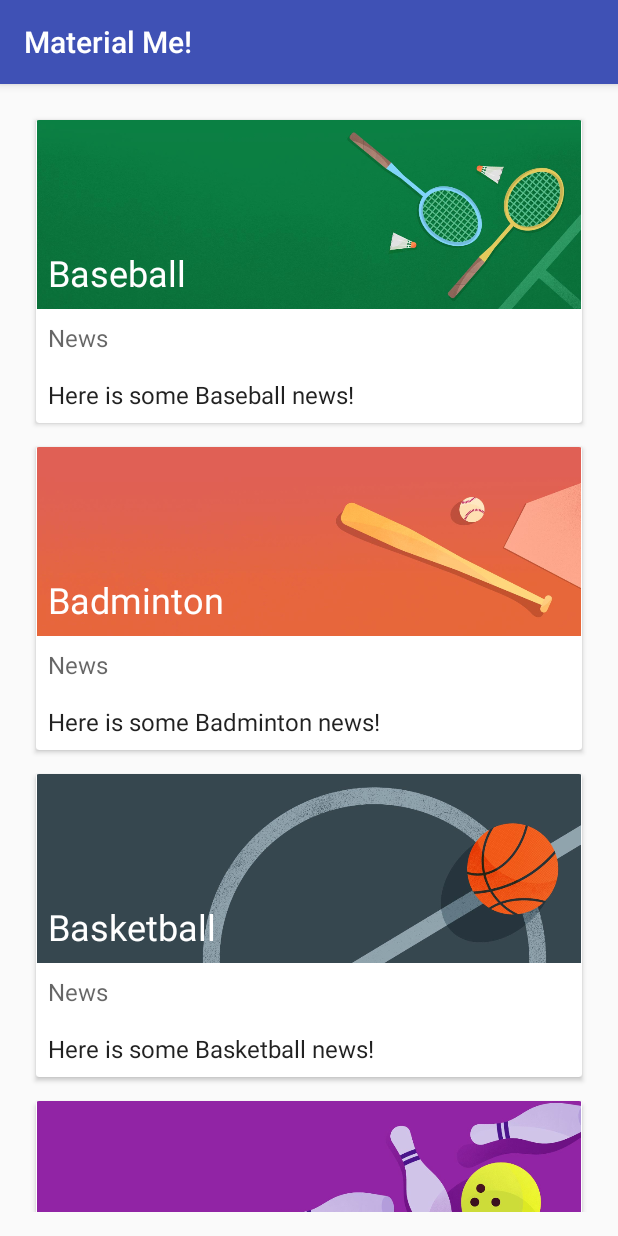
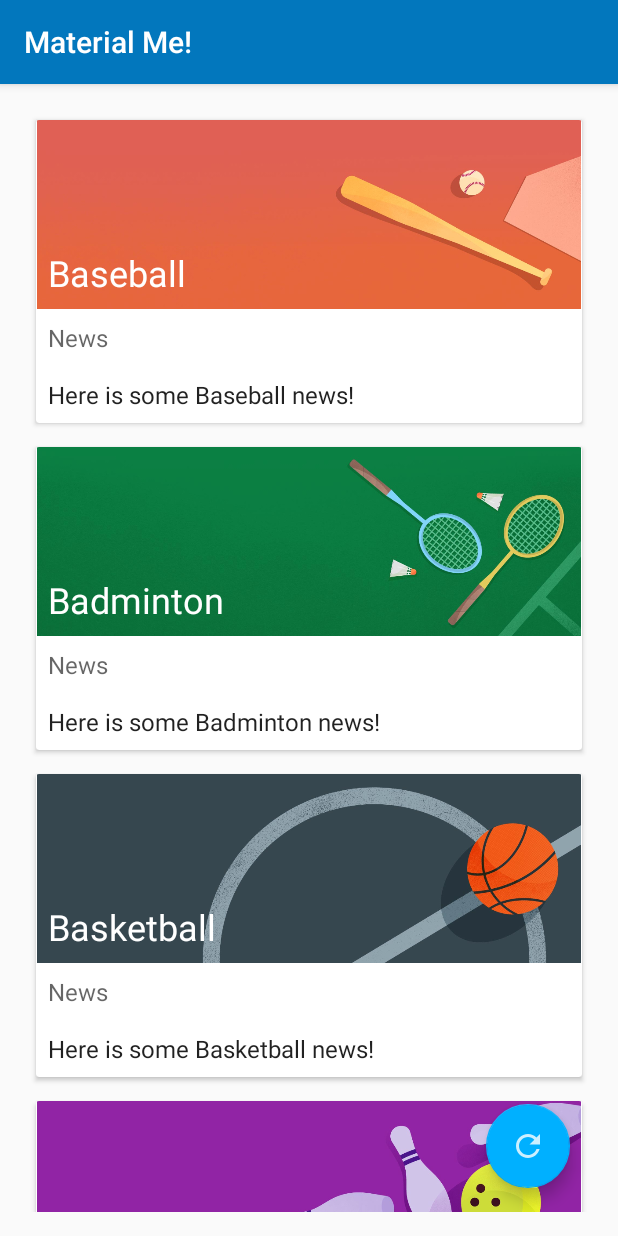
Before and after one commit to HatemHashem/Android-Developer-Fundamentals-Version-2, an Android app: the screen it shows after launch (MainActivity), on a phone screen of 412 x 824 dp. Run offline under Robolectric (Android 15) with nearby library versions, the phone set to English and light mode, and no system bars; pictures from the network do not load.

Commit message:
make the cards clickable, add FAB,fix image rendering

```diff
--- a/MaterialMe-Starter/app/build.gradle
+++ b/MaterialMe-Starter/app/build.gradle
@@ -20,9 +20,11 @@ android {
 
 dependencies {
     implementation fileTree(dir: 'libs', include: ['*.jar'])
+    implementation 'com.android.support.constraint:constraint-layout:1.1.3'
     testImplementation 'junit:junit:4.12'
     implementation 'com.android.support:appcompat-v7:27.1.1'
     implementation 'com.android.support:recyclerview-v7:27.1.1'
     implementation 'com.android.support:cardview-v7:27.1.1'
     implementation 'com.github.bumptech.glide:glide:3.7.0'
+    implementation 'com.android.support:design:27.1.1'
 }
--- a/MaterialMe-Starter/app/src/main/java/com/example/android/materialme/SportsAdapter.java
+++ b/MaterialMe-Starter/app/src/main/java/com/example/android/materialme/SportsAdapter.java
@@ -17,6 +17,7 @@
 package com.example.android.materialme;
 
 import android.content.Context;
+import android.content.Intent;
 import android.support.v7.widget.RecyclerView;
 import android.view.LayoutInflater;
 import android.view.View;
@@ -36,7 +37,7 @@ class SportsAdapter extends RecyclerView.Adapter<SportsAdapter.ViewHolder>  {
     // Member variables.
     private ArrayList<Sport> mSportsData;
     private Context mContext;
-    private ImageView mSportsImage;
+
 
     /**
      * Constructor that passes in the sports data and the context.
@@ -80,7 +81,6 @@ class SportsAdapter extends RecyclerView.Adapter<SportsAdapter.ViewHolder>  {
 
         // Populate the textviews with data.
         holder.bindTo(currentSport);
-        Glide.with(mContext).load(currentSport.getImageResource()).into(mSportsImage);
     }
 
     /**
@@ -97,11 +97,13 @@ class SportsAdapter extends RecyclerView.Adapter<SportsAdapter.ViewHolder>  {
     /**
      * ViewHolder class that represents each row of data in the RecyclerView.
      */
-    class ViewHolder extends RecyclerView.ViewHolder {
+    class ViewHolder extends RecyclerView.ViewHolder implements View.OnClickListener {
 
         // Member Variables for the TextViews
         private TextView mTitleText;
         private TextView mInfoText;
+        private ImageView mSportsImage;
+
 
         /**
          * Constructor for the ViewHolder, used in onCreateViewHolder().
@@ -112,15 +114,27 @@ class SportsAdapter extends RecyclerView.Adapter<SportsAdapter.ViewHolder>  {
             super(itemView);
 
             // Initialize the views.
-            mTitleText = itemView.findViewById(R.id.title);
-            mInfoText = itemView.findViewById(R.id.subTitle);
-            mSportsImage=itemView.findViewById(R.id.sports_image);
+            mTitleText = itemView.findViewById(R.id.title_details);
+            mInfoText = itemView.findViewById(R.id.subTitle_details);
+            mSportsImage=itemView.findViewById(R.id.sports_image_details);
+            itemView.setOnClickListener(this);
         }
 
         void bindTo(Sport currentSport){
             // Populate the textviews with data.
             mTitleText.setText(currentSport.getTitle());
             mInfoText.setText(currentSport.getInfo());
+            Glide.with(mContext).load(currentSport.getImageResource()).into(mSportsImage);
+
+        }
+
+        @Override
+        public void onClick(View v) {
+            Sport currentSport=mSportsData.get(getAdapterPosition());
+            Intent i=new Intent(mContext,DetailActivity.class);
+            i.putExtra("title_text",currentSport.getTitle());
+            i.putExtra("image_resource",currentSport.getImageResource());
+            mContext.startActivity(i);
 
         }
     }
--- /dev/null
+++ b/MaterialMe-Starter/app/src/main/res/drawable-anydpi/ic_reset.xml
@@ -0,0 +1,11 @@
+<vector xmlns:android="http://schemas.android.com/apk/res/android"
+    android:width="24dp"
+    android:height="24dp"
+    android:viewportWidth="24"
+    android:viewportHeight="24"
+    android:tint="#FFFFFF"
+    android:alpha="0.8">
+    <path
+        android:fillColor="#FF000000"
+        android:pathData="M17.65,6.35C16.2,4.9 14.21,4 12,4c-4.42,0 -7.99,3.58 -7.99,8s3.57,8 7.99,8c3.73,0 6.84,-2.55 7.73,-6h-2.08c-0.82,2.33 -3.04,4 -5.65,4 -3.31,0 -6,-2.69 -6,-6s2.69,-6 6,-6c1.66,0 3.14,0.69 4.22,1.78L13,11h7V4l-2.35,2.35z"/>
+</vector>
--- a/MaterialMe-Starter/app/src/main/res/layout/activity_main.xml
+++ b/MaterialMe-Starter/app/src/main/res/layout/activity_main.xml
@@ -15,6 +15,7 @@
   limitations under the License.
   -->
 <RelativeLayout xmlns:android="http://schemas.android.com/apk/res/android"
+    xmlns:app="http://schemas.android.com/apk/res-auto"
     xmlns:tools="http://schemas.android.com/tools"
     android:layout_width="match_parent"
     android:layout_height="match_parent"
@@ -30,4 +31,16 @@
         android:layout_width="match_parent"
         android:layout_height="match_parent" />
 
+    <android.support.design.widget.FloatingActionButton
+        android:id="@+id/floatingActionButton"
+        android:layout_width="wrap_content"
+        android:layout_height="wrap_content"
+        android:layout_alignParentEnd="true"
+        android:layout_alignParentBottom="true"
+        android:layout_margin="16dp"
+        android:clickable="true"
+       android:src="@drawable/ic_reset"
+        android:onClick="resetAll"
+        android:layout_alignParentRight="true" />
+
 </RelativeLayout>
--- a/MaterialMe-Starter/app/src/main/res/layout/list_item.xml
+++ b/MaterialMe-Starter/app/src/main/res/layout/list_item.xml
@@ -25,38 +25,37 @@
         <ImageView
             android:layout_width="wrap_content"
             android:layout_height="wrap_content"
-            android:id="@+id/sports_image"
-            android:src="@drawable/img_tennis"
+            android:id="@+id/sports_image_details"
             android:adjustViewBounds="true">
         </ImageView>
 
         <TextView
-            android:id="@+id/title"
+            android:id="@+id/title_details"
             style="@style/TextAppearance.AppCompat.Headline"
             android:layout_width="wrap_content"
             android:layout_height="wrap_content"
             android:padding="8dp"
-            android:layout_alignBottom="@id/sports_image"
+            android:layout_alignBottom="@id/sports_image_details"
             android:theme="@style/ThemeOverlay.AppCompat.Dark"
             android:text="@string/title_placeholder" />
 
         <TextView
-            android:id="@+id/newsTitle"
+            android:id="@+id/newsTitle_details"
             style="@style/TextAppearance.AppCompat.Subhead"
             android:layout_width="wrap_content"
             android:layout_height="wrap_content"
             android:padding="8dp"
-            android:layout_below="@id/title"
+            android:layout_below="@id/title_details"
             android:textColor="?android:textColorSecondary"
             android:text="@string/news_placeholder" />
 
         <TextView
-            android:id="@+id/subTitle"
+            android:id="@+id/subTitle_details"
             style="@style/TextAppearance.AppCompat.Subhead"
             android:layout_width="wrap_content"
             android:layout_height="wrap_content"
             android:padding="8dp"
-            android:layout_below="@id/newsTitle"
+            android:layout_below="@id/newsTitle_details"
             android:text="@string/sports_info_placeholder" />
 
 
--- a/MaterialMe-Starter/app/src/main/res/values/colors.xml
+++ b/MaterialMe-Starter/app/src/main/res/values/colors.xml
@@ -15,7 +15,7 @@
   limitations under the License.
   -->
 <resources>
-    <color name="colorPrimary">#3F51B5</color>
-    <color name="colorPrimaryDark">#303F9F</color>
-    <color name="colorAccent">#FF4081</color>
+    <color name="colorPrimary">#0277BD</color>
+    <color name="colorPrimaryDark">#01579B</color>
+    <color name="colorAccent">#00B0FF</color>
 </resources>
--- a/MaterialMe-Starter/app/src/main/res/values/strings.xml
+++ b/MaterialMe-Starter/app/src/main/res/values/strings.xml
@@ -14,11 +14,39 @@
   limitations under the License.
   -->
 <resources>
-    <string name="app_name">Material Me!</string>
+    <array name="sports_images">
+        <item>@drawable/img_baseball</item>
+        <item>@drawable/img_badminton</item>
+        <item>@drawable/img_basketball</item>
+        <item>@drawable/img_bowling</item>
+        <item>@drawable/img_cycling</item>
+        <item>@drawable/img_golf</item>
+        <item>@drawable/img_running</item>
+        <item>@drawable/img_soccer</item>
+        <item>@drawable/img_swimming</item>
+        <item>@drawable/img_tabletennis</item>
+        <item>@drawable/img_tennis</item>
+    </array>
     <string name="title_placeholder">Title</string>
     <string name="news_placeholder">News</string>
     <string name="sports_info_placeholder">Here is some news</string>
 
+    <string name="app_name">Material Me!</string>
+    <string name="news_holder">A fierce critic of Turkey, Enes Kanter has more than just losing the NBA season on his mind</string>
+
+    <string-array name="sports_info">
+        <item>Here is some Baseball news!</item>
+        <item>Here is some Badminton news!</item>
+        <item>Here is some Basketball news!</item>
+        <item>Here is some Bowling news!</item>
+        <item>Here is some Cycling news!</item>
+        <item>Here is some Golf news!</item>
+        <item>Here is some Running news!</item>
+        <item>Here is some Soccer news!</item>
+        <item>Here is some Swimming news!</item>
+        <item>Here is some Table Tennis news!</item>
+        <item>Here is some Tennis news!</item>
+    </string-array>
     <string-array name="sports_titles">
         <item>Baseball</item>
         <item>Badminton</item>
@@ -33,27 +61,4 @@
         <item>Tennis</item>
     </string-array>
 
-    <string-array name="sports_info">
-        <item>Here is some Baseball news!</item>
-        <item>Here is some Badminton news!</item>
-        <item>Here is some Basketball news!</item>
-        <item>Here is some Bowling news!</item>
-        <item>Here is some Cycling news!</item>
-        <item>Here is some Golf news!</item>
-        <item>Here is some Running news!</item>
-        <item>Here is some Soccer news!</item>
-        <item>Here is some Swimming news!</item>
-        <item>Here is some Table Tennis news!</item>
-        <item>Here is some Tennis news!</item>
-    </string-array>
-    <array name="sports_images">
-        <item>@drawable/img_badminton</item>
-        <item>@drawable/img_baseball</item>
-        <item>@drawable/img_basketball</item>
-        <item>@drawable/img_bowling</item>
-        <item>@drawable/img_swimming</item>
-        <item>@drawable/img_tabletennis</item>
-        <item>@drawable/img_tennis</item>
-    </array>
-
 </resources>
```
Also changed, not shown: MaterialMe-Starter/app/src/main/AndroidManifest.xml (+2 -16 lines), MaterialMe-Starter/app/src/main/java/com/example/android/materialme/DetailActivity.java (added, +29 -0 lines), MaterialMe-Starter/app/src/main/java/com/example/android/materialme/MainActivity.java (+6 -1 lines), MaterialMe-Starter/app/src/main/res/layout/activity_detail.xml (added, +52 -0 lines), MaterialMe-Starter/app/src/main/res/drawable-hdpi/ic_reset.png (added), MaterialMe-Starter/app/src/main/res/drawable-mdpi/ic_reset.png (added), MaterialMe-Starter/app/src/main/res/drawable-xhdpi/ic_reset.png (added), MaterialMe-Starter/app/src/main/res/drawable-xxhdpi/ic_reset.png (added), MaterialMe-Starter/app/src/main/res/drawable/img_cycling.jpg (added), MaterialMe-Starter/app/src/main/res/drawable/img_golf.jpg (added), MaterialMe-Starter/app/src/main/res/drawable/img_running.jpg (added), MaterialMe-Starter/app/src/main/res/drawable/img_soccer.jpg (added), 493 other files.
